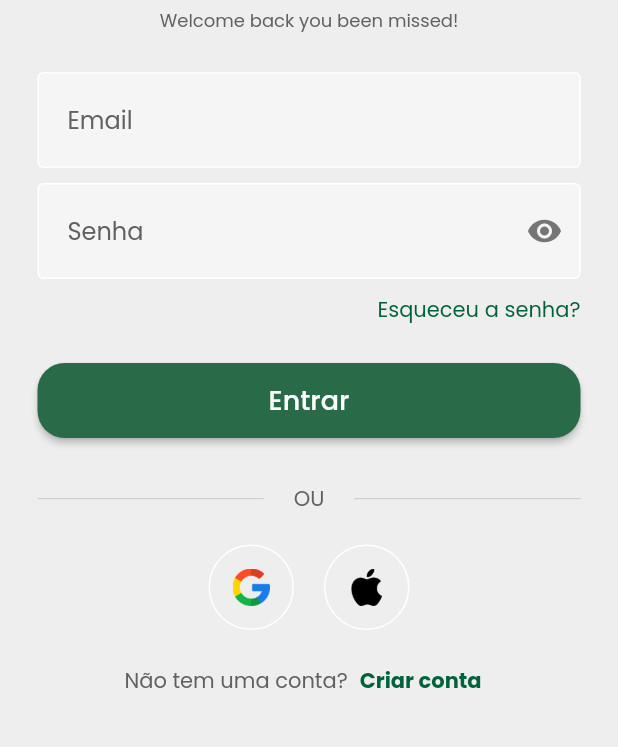
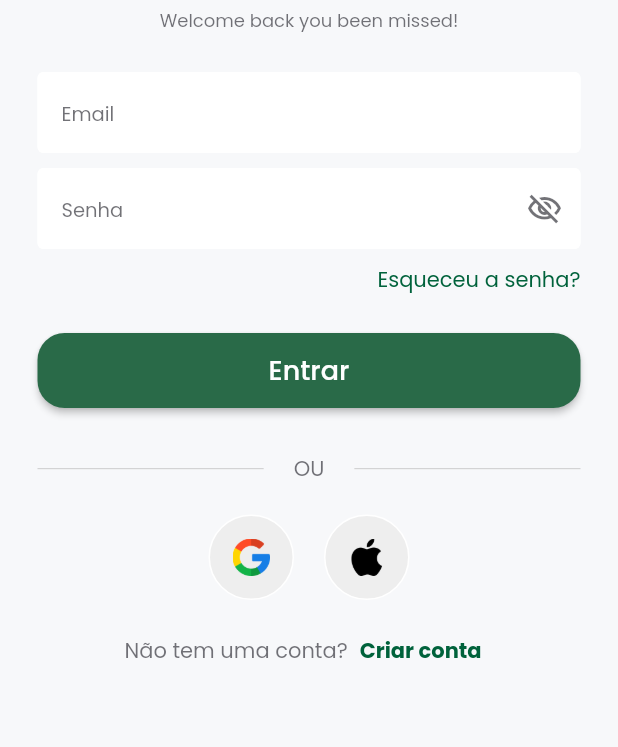
Before and after one commit to NaiaraBorges/starbucks-app, a Flutter app: the screen it shows after launch, on a phone screen of 412 x 824 dp, the part 360-1107 px from its top. Run offline on Flutter 3.47's test engine with Material 2 defaults, Android fonts, the phone set to English and light mode, and no system bars.

Commit message:
atualizando estilizações

```diff
--- a/lib/main.dart
+++ b/lib/main.dart
@@ -14,7 +14,7 @@ class MyApp extends StatelessWidget {
     return MaterialApp(
       title: 'Flutter Demo',
       theme: ThemeData(
-          scaffoldBackgroundColor: Colors.grey[200],
+          scaffoldBackgroundColor: const Color(0xFFF7F8FA),
           fontFamily: 'Poppins',
           colorScheme: ColorScheme.fromSeed(
             seedColor: const Color.fromRGBO(0, 98, 59, 10),
--- a/lib/src/pages/auth/components/custom_text_field.dart
+++ b/lib/src/pages/auth/components/custom_text_field.dart
@@ -35,7 +35,7 @@ class _CustomTextFieldState extends State<CustomTextField> {
         controller: widget.controller,
         obscureText: isObscure,
         decoration: InputDecoration(
-          contentPadding: const EdgeInsets.all(20),
+          contentPadding: const EdgeInsets.all(16),
           suffixIcon: widget.isSecret
               ? IconButton(
                   onPressed: () {
@@ -43,9 +43,10 @@ class _CustomTextFieldState extends State<CustomTextField> {
                       isObscure = !isObscure;
                     });
                   },
-                  icon:
-                      Icon(isObscure ? Icons.visibility : Icons.visibility_off),
-                  color: Colors.grey[600],
+                  icon: Icon(isObscure
+                      ? Icons.visibility_off_outlined
+                      : Icons.visibility),
+                  color: const Color.fromRGBO(60, 60, 67, 0.72),
                 )
               : null,
           enabledBorder: const OutlineInputBorder(
@@ -54,10 +55,13 @@ class _CustomTextFieldState extends State<CustomTextField> {
           focusedBorder: const OutlineInputBorder(
             borderSide: BorderSide(color: Colors.white),
           ),
-          fillColor: Colors.grey.shade100,
+          fillColor: Colors.white,
           filled: true,
           hintText: widget.hintText,
-          hintStyle: TextStyle(color: Colors.grey[700]),
+          hintStyle: const TextStyle(
+            color: Color.fromRGBO(60, 60, 67, 0.72),
+            fontSize: 13,
+          ),
         ),
       ),
     );
--- a/lib/src/pages/auth/sign_in_screen.dart
+++ b/lib/src/pages/auth/sign_in_screen.dart
@@ -18,7 +18,6 @@ class SignInScreen extends StatelessWidget {
   @override
   Widget build(BuildContext context) {
     return Scaffold(
-        backgroundColor: Colors.grey[200],
         body: SafeArea(
       child: Center(
         child: ListView(
@@ -41,11 +40,11 @@ class SignInScreen extends StatelessWidget {
             ),
 
             //welcome back, you've been missed!
-                Center(
+            const Center(
               child: Text(
                 'Welcome back you been missed!',
                 style: TextStyle(
-                      color: Colors.grey[700],
+                  color: Color.fromRGBO(60, 60, 67, 0.72),
                   fontSize: 12,
                 ),
               ),
@@ -129,10 +128,11 @@ class SignInScreen extends StatelessWidget {
                       color: Colors.grey[400],
                     ),
                   ),
-                      Padding(
-                        padding: const EdgeInsets.symmetric(horizontal: 20),
+                  const Padding(
+                    padding: EdgeInsets.symmetric(horizontal: 20),
                     child: Text('OU',
-                            style: TextStyle(color: Colors.grey[700])),
+                        style:
+                            TextStyle(color: Color.fromRGBO(60, 60, 67, 0.72))),
                   ),
                   Expanded(
                     child: Divider(thickness: 0.5, color: Colors.grey[400]),
@@ -162,16 +162,13 @@ class SignInScreen extends StatelessWidget {
             Row(
               mainAxisAlignment: MainAxisAlignment.center,
               children: [
-                    Text(
+                const Text(
                   'Não tem uma conta?',
-                      style: TextStyle(
-                        color: Colors.grey[700],
-                      ),
+                  style: TextStyle(color: Color.fromRGBO(60, 60, 67, 0.72)),
                 ),
                 TextButton(
                   onPressed: () {
-                        Navigator.of(context)
-                            .push(MaterialPageRoute(builder: (c) {
+                    Navigator.of(context).push(MaterialPageRoute(builder: (c) {
                       return SignUpScreen();
                     }));
                   },
--- a/lib/src/pages/auth/sign_up_screen.dart
+++ b/lib/src/pages/auth/sign_up_screen.dart
@@ -14,7 +14,6 @@ class SignUpScreen extends StatelessWidget {
   @override
   Widget build(BuildContext context) {
     return Scaffold(
-      backgroundColor: Colors.grey[200],
       appBar: AppBar(
         backgroundColor: Colors.transparent,
         elevation: 0,
--- a/lib/src/pages/card/components/transaction_card.dart
+++ b/lib/src/pages/card/components/transaction_card.dart
@@ -32,7 +32,7 @@ class TransactionCard extends StatelessWidget {
             ),
             const Text('-R\$15,00',
                 style: TextStyle(
-                  fontSize: 12,
+                  fontSize: 10,
                   color: Colors.grey,
                 )),
           ],
```
Lines whose indentation alone changed are shown as unchanged.
